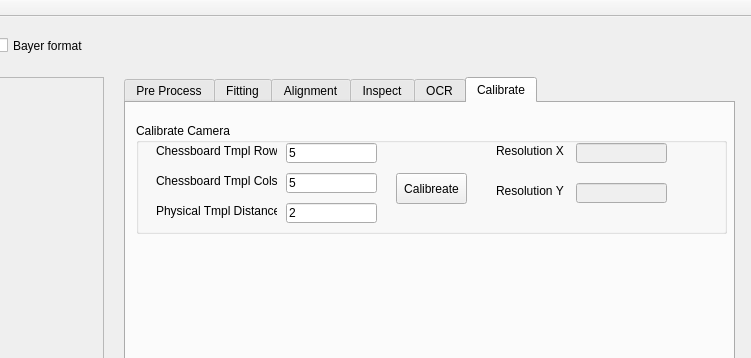
Above: VisionWidget/visionwidget.ui from hceng123/VisionLibrary before the change; both pictures show x 606 to 1357 and y 0 to 358 of the 1357 by 768 pixel window. Below: the same form after it.
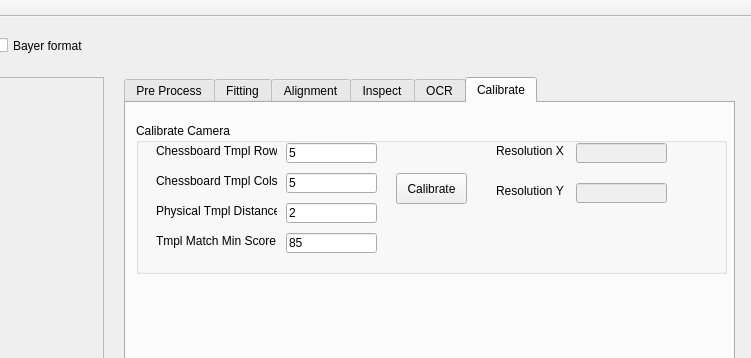
That is the form after the change. Custom widgets are drawn as their Qt base class.

```diff
--- a/VisionWidget/visionwidget.ui
+++ b/VisionWidget/visionwidget.ui
@@ -1199,7 +1199,7 @@
         <x>10</x>
         <y>20</y>
         <width>591</width>
-        <height>111</height>
+        <height>151</height>
        </rect>
       </property>
       <property name="title">
@@ -1215,7 +1215,7 @@
         </rect>
        </property>
        <property name="text">
-        <string>Calibreate</string>
+        <string>Calibrate</string>
        </property>
       </widget>
       <widget class="QLabel" name="labelChessboardRows">
@@ -1357,6 +1357,35 @@
         </rect>
        </property>
       </widget>
+      <widget class="QLineEdit" name="lineEditTmplMatchMinScore">
+       <property name="enabled">
+        <bool>true</bool>
+       </property>
+       <property name="geometry">
+        <rect>
+         <x>150</x>
+         <y>110</y>
+         <width>91</width>
+         <height>20</height>
+        </rect>
+       </property>
+       <property name="text">
+        <string>85</string>
+       </property>
+      </widget>
+      <widget class="QLabel" name="labelTmplMatchMinScore">
+       <property name="geometry">
+        <rect>
+         <x>20</x>
+         <y>110</y>
+         <width>121</width>
+         <height>16</height>
+        </rect>
+       </property>
+       <property name="text">
+        <string>Tmpl Match Min Score</string>
+       </property>
+      </widget>
      </widget>
     </widget>
    </widget>
```
